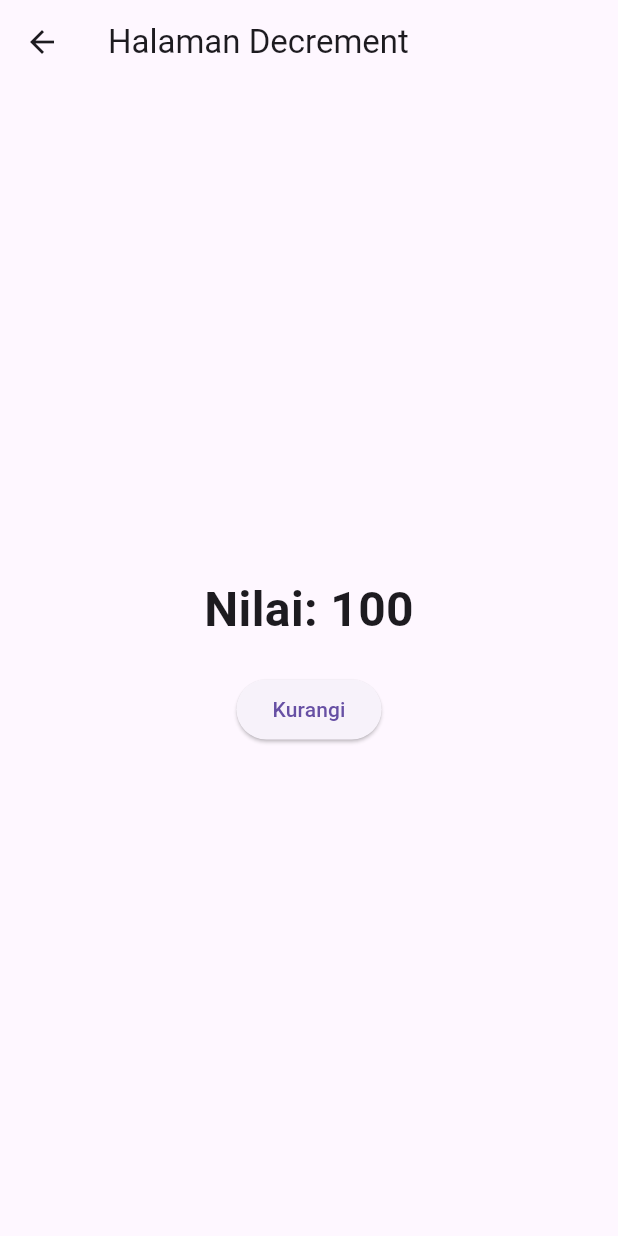
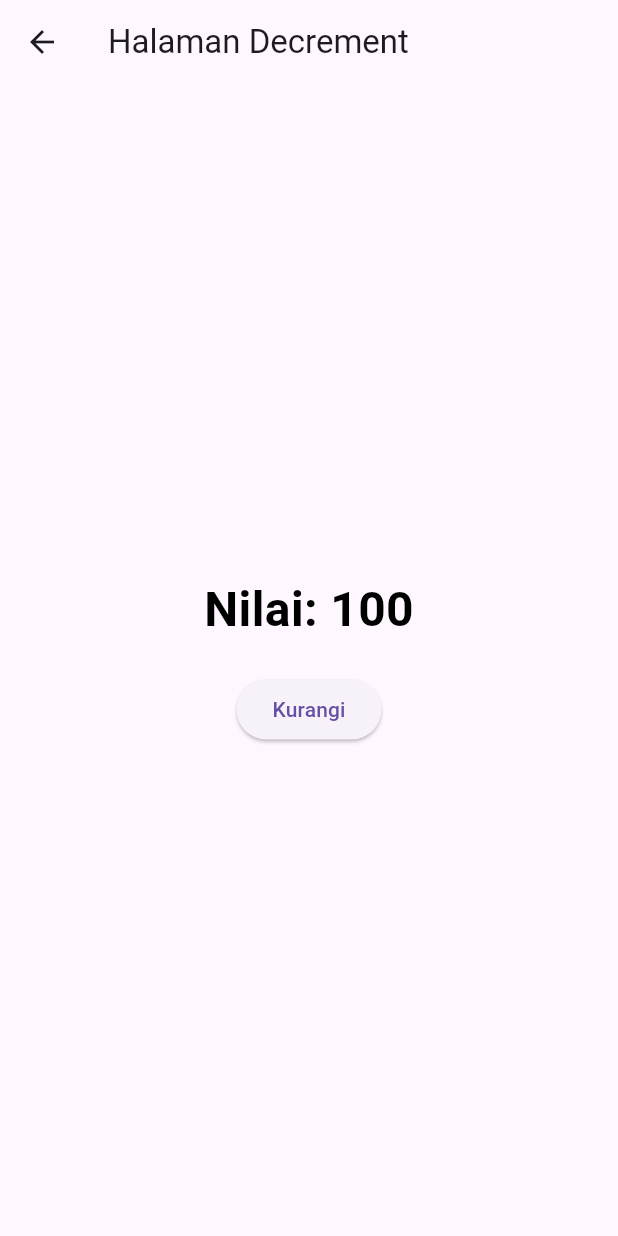
Before and after one commit to devanadindra/flutter-tugas1, a Flutter app: the DecrementPage screen opened by its route, on a phone screen of 412 x 824 dp. Run offline on Flutter 3.47's test engine with Material 3 defaults, Android fonts, the phone set to English and light mode, and no system bars.

Commit message:
fix random color

```diff
--- a/lib/pages/page2.dart
+++ b/lib/pages/page2.dart
@@ -33,7 +33,7 @@ class _IncrementPageState extends State<IncrementPage> {
           children: [
             Text(
               "Nilai: $counter",
-              style: TextStyle(fontSize: 32, fontWeight: FontWeight.bold),
+              style: TextStyle(fontSize: 32, fontWeight: FontWeight.bold, color: textColor),
             ),
             SizedBox(height: 20),
             ElevatedButton(
--- a/lib/pages/page3.dart
+++ b/lib/pages/page3.dart
@@ -32,7 +32,7 @@ class _DecrementPageState extends State<DecrementPage> {
           children: [
             Text(
               "Nilai: $counter",
-              style: TextStyle(fontSize: 32, fontWeight: FontWeight.bold),
+              style: TextStyle(fontSize: 32, fontWeight: FontWeight.bold, color: textColor),
             ),
             SizedBox(height: 20),
             ElevatedButton(
```
